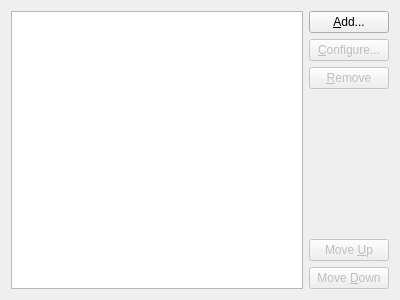
This is src/lib/marble/routing/RoutingSettingsWidget.ui in KDE/marble as Qt 5 draws it before an edit. The edited form follows.
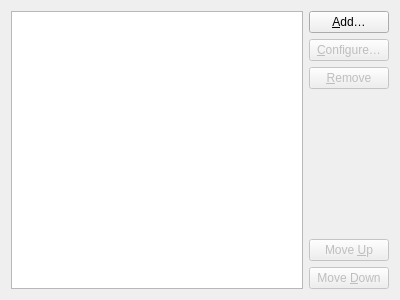
This is the edited form.

Diff of the .ui file:
```diff
--- a/src/lib/marble/routing/RoutingSettingsWidget.ui
+++ b/src/lib/marble/routing/RoutingSettingsWidget.ui
@@ -19,7 +19,7 @@
      <item>
       <widget class="QPushButton" name="addButton">
        <property name="text">
-        <string>&amp;Add...</string>
+        <string>&amp;Add…</string>
        </property>
       </widget>
      </item>
@@ -29,7 +29,7 @@
         <bool>false</bool>
        </property>
        <property name="text">
-        <string>&amp;Configure...</string>
+        <string>&amp;Configure…</string>
        </property>
       </widget>
      </item>
```
